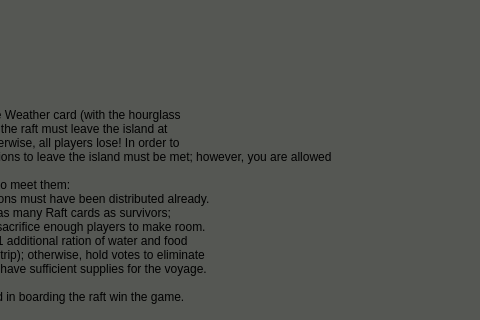
Old version of the form hellapagos/mainwindow.ui in the repository magacevic/Hellapagos; both pictures show x 260 to 740 and y 0 to 320 of the 740 by 500 pixel window.
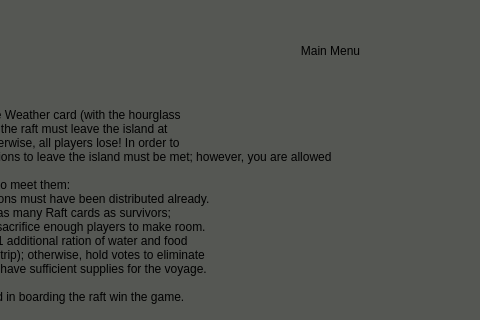
New version of the form. The open tabs and pages were chosen to show the change. Icons and pictures are not drawn.

Commit message: mute button fixed + main menu button in rules added

The edit to the form file:
```diff
--- a/hellapagos/mainwindow.ui
+++ b/hellapagos/mainwindow.ui
@@ -788,6 +788,26 @@
        <string>Previous</string>
       </property>
      </widget>
+     <widget class="QPushButton" name="mainmenuButton_2">
+      <property name="geometry">
+       <rect>
+        <x>490</x>
+        <y>20</y>
+        <width>201</width>
+        <height>61</height>
+       </rect>
+      </property>
+      <property name="styleSheet">
+       <string notr="true">background:transparent;
+color: rgb(0, 0, 0);
+font: 700 italic 20pt &quot;aakar&quot;;
+image: url(:/wooden-badge-banner-wooden-plank-plate-png.png);
+border:none;</string>
+      </property>
+      <property name="text">
+       <string>Main Menu</string>
+      </property>
+     </widget>
     </widget>
     <widget class="QWidget" name="settings">
      <property name="styleSheet">
```
Left out of the diff: 63 changed lines with no effect on the pictures. The commit also changes 43 other files.
